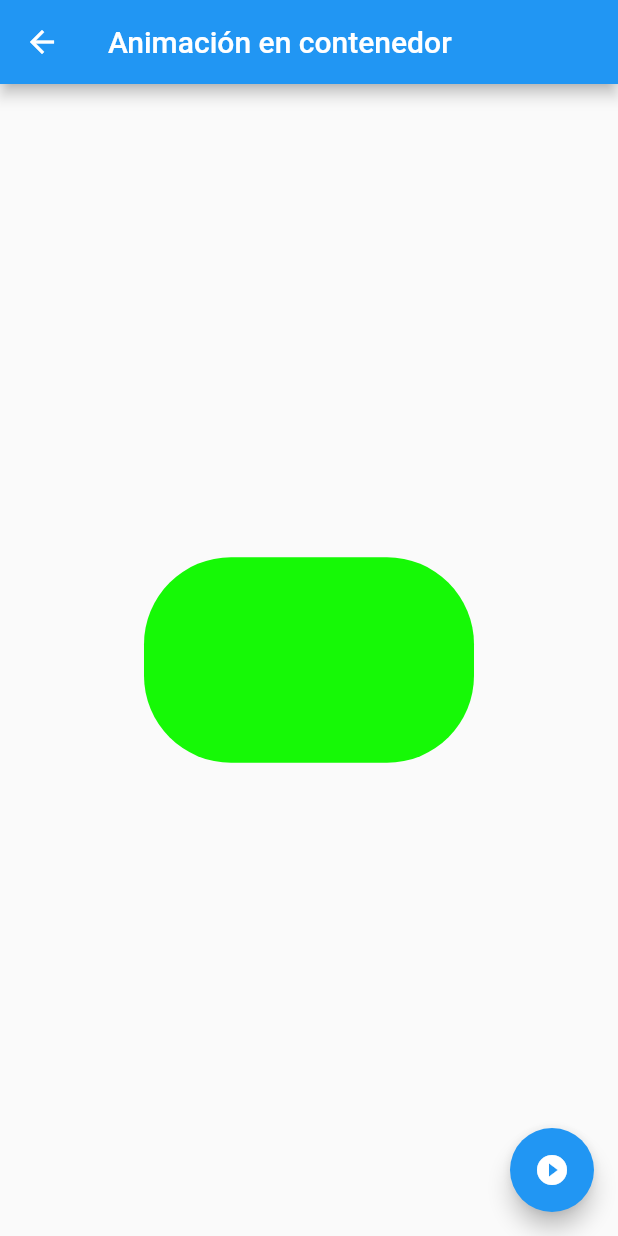
After one commit to suyridan/Flutter_componentes, a Flutter app: the AnimatedContainerPage screen opened by its route, after a tap on the "play circle filled" icon, on a phone screen of 412 x 824 dp. The commit adds this screen. Run offline on Flutter 3.47's test engine with Material 2 defaults, Android fonts, the phone set to English and light mode, and no system bars.

Commit message:
77. Creacion de pantalla de animación de contenedor

```diff
--- a/data/menu_opts.json
+++ b/data/menu_opts.json
@@ -15,6 +15,11 @@
             "ruta" : "card",
             "icon" : "folder_open",
             "texto": "Cards - Tarjetas"
+        },
+        {
+            "ruta" : "animatedContainer",
+            "icon" : "donut_large",
+            "texto": "Animated - Container"
         }
     ]
 }
--- /dev/null
+++ b/lib/src/pages/animated_container.dart
@@ -0,0 +1,61 @@
+import 'package:flutter/material.dart';
+import 'dart:math';
+
+class AnimatedContainerPage  extends StatefulWidget {
+
+  @override
+  _AnimatedContainerPageState createState() => _AnimatedContainerPageState();
+}
+
+class _AnimatedContainerPageState extends State<AnimatedContainerPage > {
+
+  double _width  = 50.0;
+  double _height = 50.0;
+  Color _color = Colors.pink;
+
+  BorderRadiusGeometry _borderRadius = BorderRadius.circular(8.0);
+
+  @override
+  Widget build(BuildContext context) {
+    return Scaffold(
+      appBar: AppBar(
+        title: Text('Animación en contenedor'),
+      ),
+      body: Center(
+        child: AnimatedContainer(
+          duration: Duration(seconds: 1),
+          curve: Curves.fastOutSlowIn,
+          width: _width,
+          height: _height,
+          decoration: BoxDecoration(
+            borderRadius: _borderRadius,
+            color: _color
+          ),
+        ),
+      ),
+      floatingActionButton:FloatingActionButton(
+        child: Icon ( Icons.play_circle_filled ),
+        onPressed: () => _cambiarForma(),
+      ),
+    );
+  }
+
+  void _cambiarForma(){
+
+    final random = Random();
+
+    setState(() {
+
+    _width = random.nextInt(300).toDouble();
+    _height = random.nextInt(300).toDouble();
+    _color = Color.fromRGBO(
+      random.nextInt(300),
+      random.nextInt(300),
+      random.nextInt(300),
+      1);
+
+      _borderRadius = BorderRadius.circular( random.nextInt(100).toDouble() );
+
+    });
+  }
+}
--- a/lib/src/routes/routes.dart
+++ b/lib/src/routes/routes.dart
@@ -4,6 +4,7 @@ import 'package:componentes/src/pages/alert_page.dart';
 import 'package:componentes/src/pages/avatar_page.dart';
 import 'package:componentes/src/pages/home_page.dart';
 import 'package:componentes/src/pages/card_page.dart';
+import 'package:componentes/src/pages/animated_container.dart';
 
 Map<String, WidgetBuilder> getApplicationRoutes(){
 
@@ -12,6 +13,7 @@ Map<String, WidgetBuilder> getApplicationRoutes(){
           'alert'  : ( BuildContext context ) => AlertPage(),
           'avatar' : ( BuildContext context ) => AvatarPage(),
           'card'   : ( BuildContext context ) => CardPage(),
+          'animatedContainer' : ( BuildContext context ) => AnimatedContainerPage(),
   };
 
 }
--- a/lib/src/utils/icono_string_util.dart
+++ b/lib/src/utils/icono_string_util.dart
@@ -4,6 +4,7 @@ final _icons = <String, IconData> {
   'add_alert'     : Icons.add_alert,
   'accessibility' : Icons.accessibility,
   'folder_open'   : Icons.folder_open,
+  'donut_large'   : Icons.donut_large,
 };
 
 Icon getIcon( String nombreIcono ){
```
